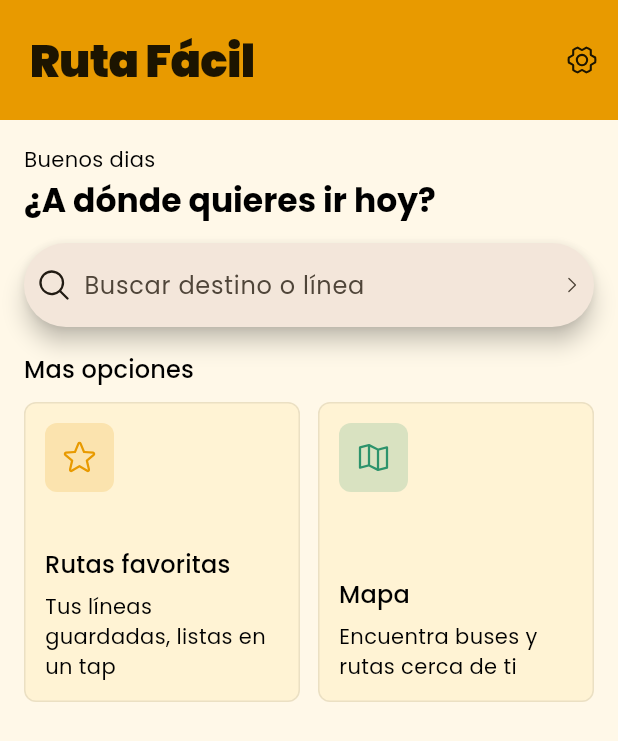
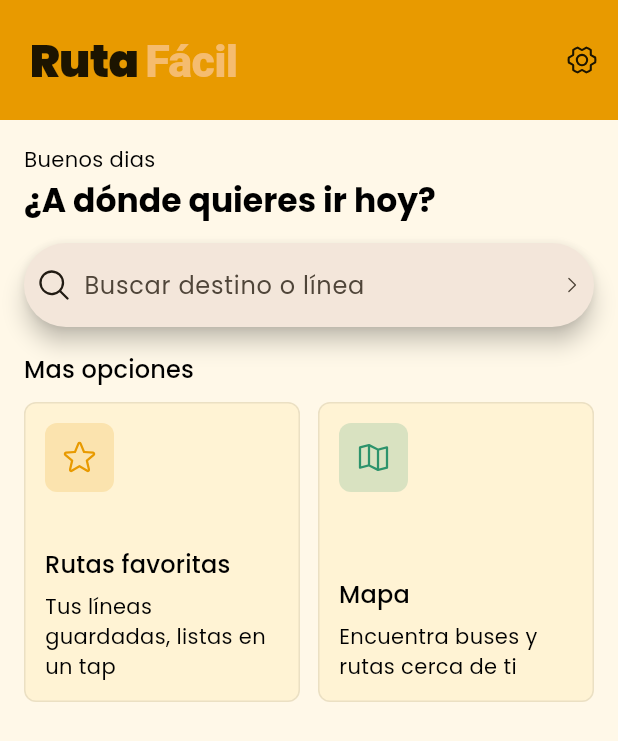
Before and after one commit to Nobody2077/mi_app, a Flutter app: the screen it shows after launch, on a phone screen of 412 x 824 dp. Shown: the top 741 px of the screen. Run offline on Flutter 3.47's test engine with Material 3 defaults, Android fonts, the phone set to English and light mode, and no system bars; our stand-ins replace flutter_map, geolocator, google_fonts, latlong2, permission_handler, phosphor_flutter and 3 more; accounts and stored records are empty.

Commit message:
feat(ui): titulo Ruta Facil en dos tonos segun el tema activo
Facil toma un tono claro del acento activo (inversePrimary en claro,
primary en oscuro) mientras Ruta conserva el color del AppBar.

Co-Authored-By: Claude Fable 5 <noreply@anthropic.com>

```diff
--- a/lib/features/home/presentation/home_page.dart
+++ b/lib/features/home/presentation/home_page.dart
@@ -71,21 +71,35 @@ class HomePage extends StatelessWidget {
         ),
     ];
 
-    final appBarFg = Theme.of(context).appBarTheme.foregroundColor ?? Colors.white;
+    final theme = Theme.of(context);
+    final appBarFg = theme.appBarTheme.foregroundColor ?? Colors.white;
+    // Tono claro del acento activo: legible tanto sobre el AppBar de color
+    // del tema claro como sobre el azul marino del tema oscuro.
+    final facilColor = theme.brightness == Brightness.dark
+        ? theme.colorScheme.primary
+        : theme.colorScheme.inversePrimary;
 
     return Scaffold(
       appBar: AppBar(
         toolbarHeight: 80,
         automaticallyImplyLeading: false,
         titleSpacing: 20,
-        title: Text(
-          'Ruta Fácil',
+        title: Text.rich(
+          TextSpan(
             style: GoogleFonts.poppins(
               fontSize: 30,
               fontWeight: FontWeight.w900,
               color: appBarFg,
               height: 1.0,
               letterSpacing: -0.5,
+            ),
+            children: [
+              const TextSpan(text: 'Ruta '),
+              TextSpan(
+                text: 'Fácil',
+                style: TextStyle(color: facilColor),
+              ),
+            ],
           ),
         ),
         actions: [
```
Lines whose indentation alone changed are shown as unchanged.
